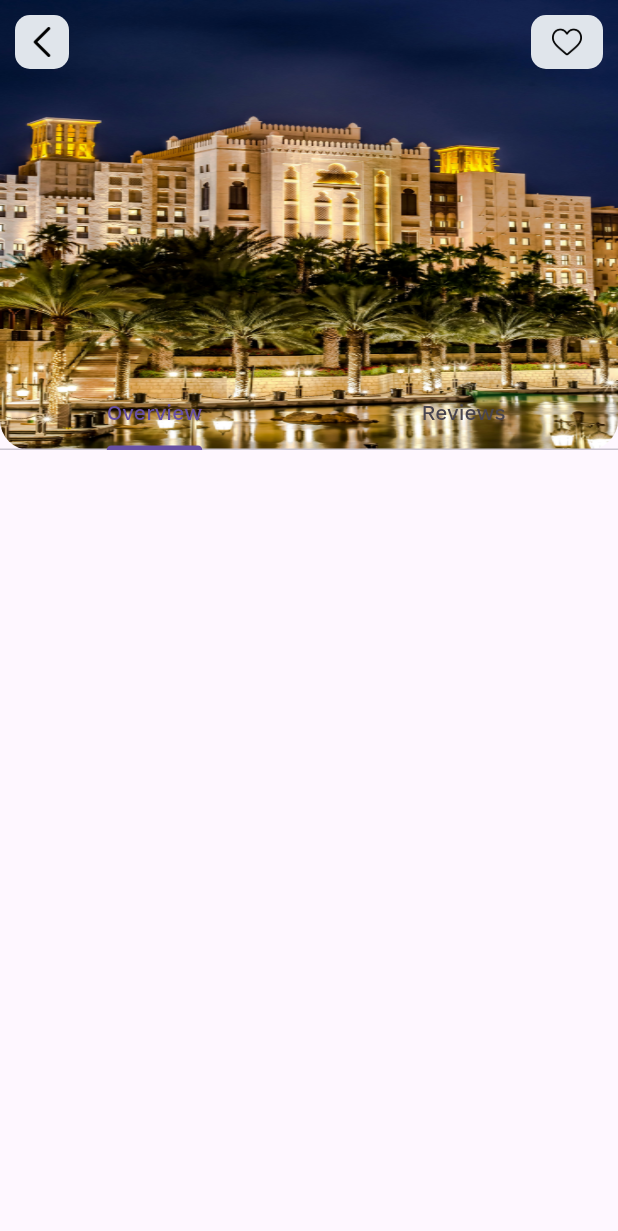
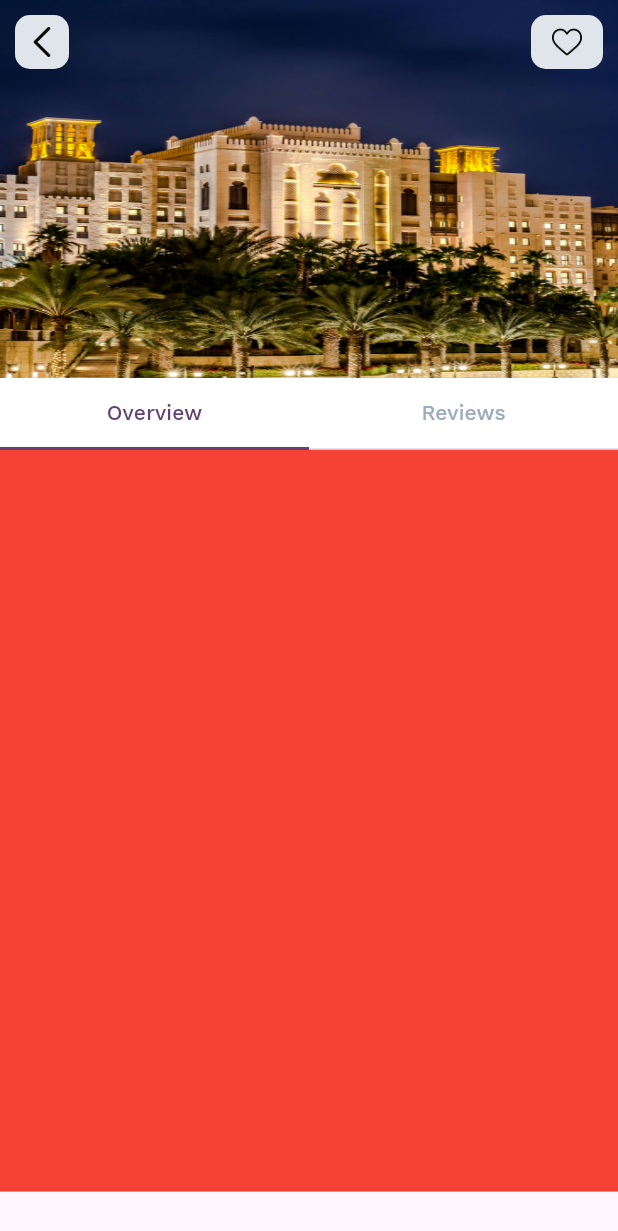
Before and after one commit to kevin2-cyber/peaky, a Flutter app: the screen it shows after launch, after a tap on "Dusai Resort & Spa", on a phone screen of 412 x 824 dp. Shown: the top 1231 px of the screen. Run offline on Flutter 3.47's test engine with Material 3 defaults, Android fonts, the phone set to English and light mode, and no system bars; our stand-ins replace google_fonts; missing offline and left inert: chip_list.

```diff
--- a/lib/details.dart
+++ b/lib/details.dart
@@ -11,8 +11,22 @@ class Details extends StatefulWidget {
   State<Details> createState() => _DetailsState();
 }
 
-class _DetailsState extends State<Details> with SingleTickerProviderStateMixin {
-  late TabController _tabController;
+class _DetailsState extends State<Details>
+with TickerProviderStateMixin {
+
+   TabController? _tabController;
+
+  @override
+  void initState() {
+    super.initState();
+    _tabController = TabController(length: 2, vsync: this);
+  }
+
+  @override
+  void dispose() {
+    _tabController?.dispose();
+    super.dispose();
+  }
 
   static const List<Tab> tabs = [
     Tab(text: 'Overview',),
@@ -29,66 +43,10 @@ class _DetailsState extends State<Details> with SingleTickerProviderStateMixin {
   ];
 
   @override
-  void initState() {
-    super.initState();
-    _tabController = TabController(length: tabs.length, vsync: this);
-    _tabController.addListener(_handleTabIndex);
-  }
-
-  @override
-  void dispose() {
-    _tabController.removeListener(_handleTabIndex);
-    _tabController.dispose();
-    super.dispose();
-  }
-
-  void _handleTabIndex() {
-    setState(() {});
-  }
-
-  @override
   Widget build(BuildContext context) {
     return DefaultTabController(
       length: 2,
       child: Scaffold(
-        // extendBodyBehindAppBar: true,
-        // appBar: AppBar(
-        //   toolbarHeight: 80,
-        //   flexibleSpace: Container(
-        //     decoration: BoxDecoration(
-        //       borderRadius: const BorderRadius.only(bottomLeft: Radius.circular(10), bottomRight: Radius.circular(10)),
-        //       image: DecorationImage(image: AssetImage('${widget.place.image}'), fit: BoxFit.fill)
-        //     ),
-        //   ),
-        //   leading: Container(
-        //     margin: const EdgeInsets.all(10),
-        //     decoration: const BoxDecoration(
-        //       borderRadius: BorderRadius.all(Radius.circular(10)),
-        //       color: AppConstants.kColorPrimary,
-        //     ),
-        //     child: IconButton(
-        //         onPressed: (){
-        //           Navigator.pop(context);
-        //         },
-        //         splashColor: Colors.amberAccent,
-        //         icon: Image.asset(AppConstants.back,)
-        //     ),
-        //   ),
-        //   actions: [
-        //     Container(
-        //       margin: const EdgeInsets.all(10),
-        //       decoration: const BoxDecoration(
-        //         borderRadius: BorderRadius.all(Radius.circular(10)),
-        //         color: AppConstants.kColorPrimary,
-        //       ),
-        //       child: IconButton(
-        //           onPressed: (){},
-        //           splashColor: Colors.amberAccent,
-        //           icon: Image.asset(AppConstants.heart, height: 30, width: 30,)
-        //       ),
-        //     ),
-        //   ],
-        // ),
         body: CustomScrollView(
           slivers: [
              SliverAppBar(
@@ -130,9 +88,28 @@ class _DetailsState extends State<Details> with SingleTickerProviderStateMixin {
                   borderRadius: const BorderRadius.only(bottomRight: Radius.circular(20), bottomLeft: Radius.circular(20))
                 ),
               ),
-               bottom: TabBar(tabs: tabs, controller: _tabController,),
+               bottom: PreferredSize(
+                 preferredSize: const Size(20,20),
+                 child: Container(
+                   color: Colors.white,
+                   margin: const EdgeInsets.only(top: 10),
+                   child: TabBar(
+                     tabs: tabs,
+                     indicatorSize: TabBarIndicatorSize.tab,
+                     controller: _tabController,
+                     labelColor: AppConstants.kColorPrimaryContainer,
+                     unselectedLabelColor: AppConstants.kColorOnPrimary,
+                     indicatorColor: AppConstants.kColorPrimaryContainer,
+                   ),
+                 )
+               ),
             ),
-            TabBarView(controller: _tabController,children: tabViews,),
+            SliverToBoxAdapter(
+              child: Container(
+                height: MediaQuery.of(context).size.height * 0.6,
+                child: TabBarView(controller: _tabController,children: tabViews,),
+            ),
+            ),
           ],
         ),
       ),
--- a/lib/home.dart
+++ b/lib/home.dart
@@ -76,7 +76,7 @@ class _HomeScreenState extends State<HomeScreen> {
       body: SingleChildScrollView(
         scrollDirection: Axis.vertical,
         child: Container(
-          padding: const EdgeInsets.all(16),
+          padding: const EdgeInsets.only(left: 16),
           child: Column(
             mainAxisAlignment: MainAxisAlignment.start,
             children: [
@@ -95,7 +95,9 @@ class _HomeScreenState extends State<HomeScreen> {
               SizedBox(
                 height: MediaQuery.of(context).size.height * 0.02,
               ),
-              TextFormField(
+              Padding(
+                padding: const EdgeInsets.only(right: 16.0),
+                child: TextFormField(
                   decoration: InputDecoration(
                     prefixIcon: const Icon(Icons.search, color: AppConstants.kColorOnPrimary,),
                     hintText: 'Search your properties....',
@@ -121,6 +123,7 @@ class _HomeScreenState extends State<HomeScreen> {
                     )
                   ),
                 ),
+              ),
               SizedBox(
                 height: MediaQuery.of(context).size.height * 0.02,
               ),
@@ -142,11 +145,11 @@ class _HomeScreenState extends State<HomeScreen> {
               ChipList(
                 listOfChipNames: categories,
                 listOfChipIndicesCurrentlySeclected: const [1],
-                activeBgColorList: [Theme.of(context).primaryColor],
+                activeBgColorList: const [AppConstants.kColorPrimaryContainer],
                 inactiveBgColorList: const [Colors.white],
                 inactiveBorderColorList: const [Color(0xFFE1E6ED)],
                 inactiveTextColorList: const [AppConstants.kColorOnPrimary],
-                showCheckmark: false,
+                scrollPhysics: const BouncingScrollPhysics(),
               ),
               SizedBox(
                 height: MediaQuery.of(context).size.height * 0.02,
@@ -154,6 +157,7 @@ class _HomeScreenState extends State<HomeScreen> {
               SizedBox(
                 height: 350,
                 child: ListView.separated(
+                  physics: const BouncingScrollPhysics(),
                   scrollDirection: Axis.horizontal,
                   itemCount: _places.length,
                   itemBuilder: (context, index) => PlaceCard(place: _places[index]),
@@ -182,6 +186,7 @@ class _HomeScreenState extends State<HomeScreen> {
               SizedBox(
                 height: 350,
                 child: ListView.separated(
+                  physics: const BouncingScrollPhysics(),
                   scrollDirection: Axis.horizontal,
                   itemCount: _places.length,
                   itemBuilder: (context, index) => PopularPlaceCard(place: _places[index]),
--- a/lib/main.dart
+++ b/lib/main.dart
@@ -1,16 +1,18 @@
 import 'package:flutter/material.dart';
 import 'package:google_fonts/google_fonts.dart';
+import 'package:peaky/util/constants.dart';
 import '../app.dart';
 
 void main() {
 
   ErrorWidget.builder = (FlutterErrorDetails details) => Material(
-    color: Colors.green.shade900.withBlue(100),
+    color: AppConstants.kColorPrimary,
     child: Center(
       child: Text(
         details.exception.toString(),
+        textAlign: TextAlign.start,
         style: GoogleFonts.workSans(
-          color: Colors.grey,
+          color: AppConstants.kColorOnPrimary,
           fontWeight: FontWeight.w300,
           fontSize: 18,
         ),
--- a/lib/util/constants.dart
+++ b/lib/util/constants.dart
@@ -27,6 +27,7 @@ class AppConstants {
   // colors
   static const kColorPrimary = Color(0xFFe0e5eb);
   static const kColorOnPrimary = Color(0xFF9CACBC);
+  static const kColorPrimaryContainer = Color(0xFF634172);
 
   // dummy data
   static final kDummyData = <Place>[
```
Lines whose indentation alone changed are shown as unchanged.
